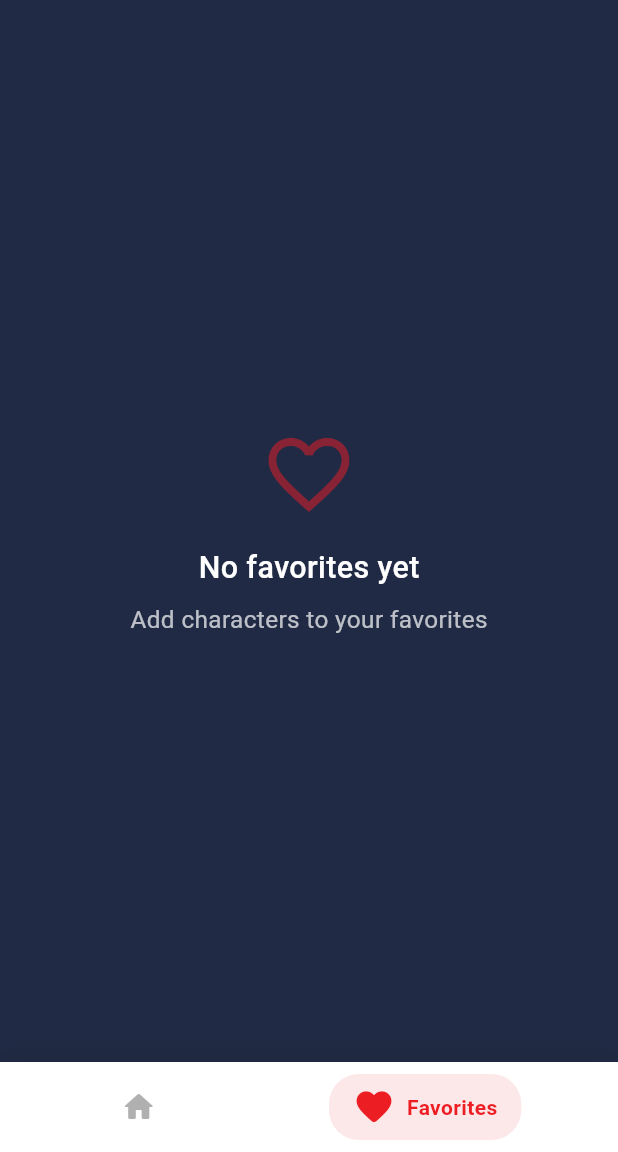
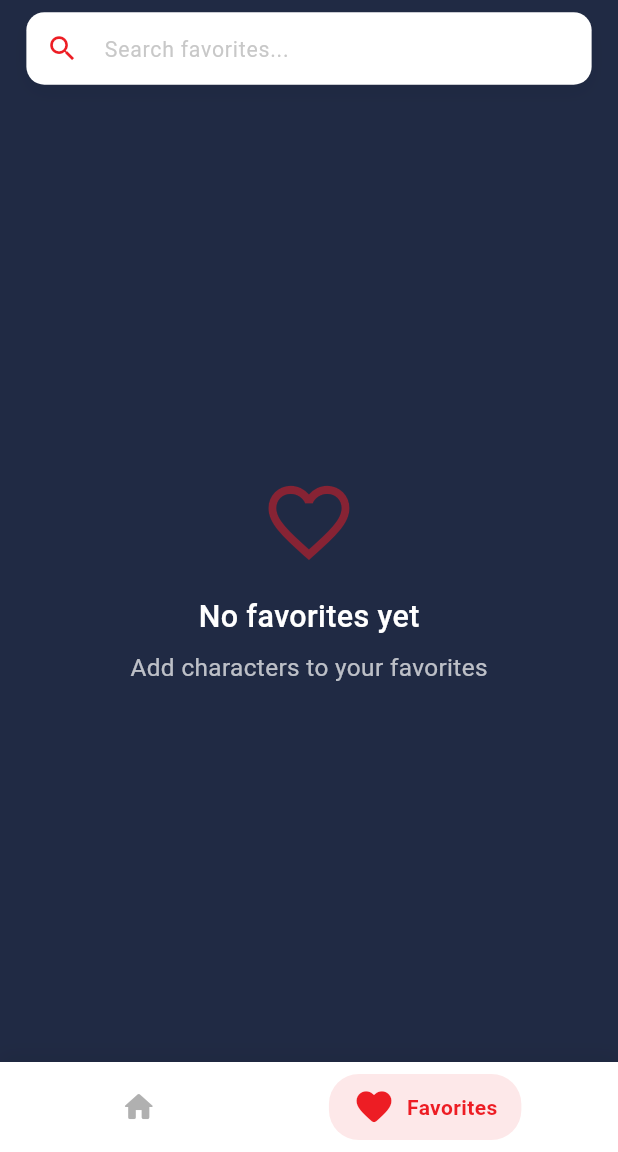
Before and after one commit to raniachebili0/OSCtest, a Flutter app: the screen it shows after launch, after a tap on the "favorite" icon, on a phone screen of 412 x 824 dp, the part 84-1236 px from its top. Run offline on Flutter 3.47's test engine with Material 3 defaults, Android fonts, the phone set to English and light mode, and no system bars; our stand-ins replace cached_network_image, flutter_screenutil, sqflite; accounts and stored records are empty; network calls fail.

Commit message:
add the search bar

```diff
--- a/lib/providers/favorites_provider.dart
+++ b/lib/providers/favorites_provider.dart
@@ -8,7 +8,7 @@ class FavoritesProvider extends ChangeNotifier {
   bool _isLoading = false;
   String _searchQuery = '';
 
-  List<Map<String, dynamic>> get favorites => _searchQuery.isEmpty ? _favorites : _filteredFavorites;
+  List<Map<String, dynamic>> get favorites => _filteredFavorites;
   bool get isLoading => _isLoading;
   String get searchQuery => _searchQuery;
 
@@ -18,13 +18,32 @@ class FavoritesProvider extends ChangeNotifier {
 
     try {
       _favorites = await _dbHelper.getFavorites();
-      _filteredFavorites = _favorites;
+      _filterFavorites();
     } catch (e) {
       debugPrint('Error loading favorites: $e');
     }
 
     _isLoading = false;
     notifyListeners();
+  }
+
+  void updateSearchQuery(String query) {
+    _searchQuery = query;
+    _filterFavorites();
+    notifyListeners();
+  }
+
+  void _filterFavorites() {
+    if (_searchQuery.isEmpty) {
+      _filteredFavorites = List.from(_favorites);
+    } else {
+      _filteredFavorites = _favorites
+          .where((character) => character['name']
+              .toString()
+              .toLowerCase()
+              .contains(_searchQuery.toLowerCase()))
+          .toList();
+    }
   }
 
   Future<void> toggleFavorite(Map<String, dynamic> character) async {
@@ -52,17 +71,4 @@ class FavoritesProvider extends ChangeNotifier {
       return false;
     }
   }
-
-  void updateSearchQuery(String query) {
-    _searchQuery = query;
-    if (query.isEmpty) {
-      _filteredFavorites = _favorites;
-    } else {
-      _filteredFavorites = _favorites
-          .where((character) =>
-              (character['name'] as String).toLowerCase().contains(query.toLowerCase()))
-          .toList();
-    }
-    notifyListeners();
-  }
 }
--- a/lib/secreens/FavoritesScreen.dart
+++ b/lib/secreens/FavoritesScreen.dart
@@ -5,6 +5,7 @@ import '../theme/app_colors.dart';
 import 'package:provider/provider.dart';
 import '../providers/favorites_provider.dart';
 import '../widgets/marvel_character_card.dart';
+import '../widgets/search_bar_widget.dart';
 import 'DetailsScreen.dart';
 
 class FavoritesScreen extends StatefulWidget {
@@ -49,8 +50,17 @@ class _FavoritesScreenState extends State<FavoritesScreen> {
             );
           }
 
-          if (provider.favorites.isEmpty) {
-            return Center(
+          return Column(
+            children: [
+              SearchBarWidget(
+                hintText: 'Search favorites...',
+                searchQuery: provider.searchQuery,
+                onChanged: provider.updateSearchQuery,
+                onClear: () => provider.updateSearchQuery(''),
+              ),
+              Expanded(
+                child: provider.favorites.isEmpty
+                    ? Center(
                         child: Column(
                           mainAxisAlignment: MainAxisAlignment.center,
                           children: [
@@ -78,10 +88,8 @@ class _FavoritesScreenState extends State<FavoritesScreen> {
                             ),
                           ],
                         ),
-            );
-          }
-
-          return RefreshIndicator(
+                      )
+                    : RefreshIndicator(
                         onRefresh: () => provider.loadFavorites(),
                         color: AppColors.marvelRed,
                         child: ListView.builder(
@@ -104,6 +112,9 @@ class _FavoritesScreenState extends State<FavoritesScreen> {
                             );
                           },
                         ),
+                      ),
+              ),
+            ],
           );
         },
       ),
--- a/lib/secreens/HomeScreen.dart
+++ b/lib/secreens/HomeScreen.dart
@@ -6,6 +6,7 @@ import '../theme/app_strings.dart';
 import '../theme/app_colors.dart';
 import 'package:provider/provider.dart';
 import '../providers/home_provider.dart';
+import '../widgets/search_bar_widget.dart';
 
 class HomeScreen extends StatefulWidget {
   const HomeScreen({super.key});
@@ -65,8 +66,7 @@ class _HomeScreenState extends State<HomeScreen> {
             ),
             child: Scaffold(
               backgroundColor: Colors.transparent,
-              appBar:
-              AppBar(
+              appBar: AppBar(
                 backgroundColor: AppColors.marvelBlue.withOpacity(0.95),
                 elevation: 4,
                 title: Column(
@@ -80,14 +80,22 @@ class _HomeScreenState extends State<HomeScreen> {
                         fontSize: 24,
                       ),
                     ),
-
                   ],
                 ),
                 centerTitle: true,
                 shadowColor: AppColors.marvelRed.withOpacity(0.15),
                 toolbarHeight: 64,
               ),
-              body: provider.isLoading
+              body: Column(
+                children: [
+                  SearchBarWidget(
+                    hintText: 'Search characters...',
+                    searchQuery: provider.searchQuery,
+                    onChanged: provider.updateSearchQuery,
+                    onClear: () => provider.updateSearchQuery(''),
+                  ),
+                  Expanded(
+                    child: provider.isLoading
                         ? const Center(child: CircularProgressIndicator())
                         : provider.error != null
                             ? Center(child: Text(provider.error!))
@@ -99,6 +107,9 @@ class _HomeScreenState extends State<HomeScreen> {
                                 onRefresh: provider.loadCharacters,
                               ),
                   ),
+                ],
+              ),
+            ),
           );
         },
       ),
--- a/lib/widgets/search_bar_widget.dart
+++ b/lib/widgets/search_bar_widget.dart
@@ -3,15 +3,17 @@ import 'package:flutter_screenutil/flutter_screenutil.dart';
 import '../theme/app_colors.dart';
 
 class SearchBarWidget extends StatelessWidget {
-  final TextEditingController controller;
   final String hintText;
+  final String searchQuery;
   final Function(String) onChanged;
+  final VoidCallback onClear;
 
   const SearchBarWidget({
     Key? key,
-    required this.controller,
     required this.hintText,
+    required this.searchQuery,
     required this.onChanged,
+    required this.onClear,
   }) : super(key: key);
 
   @override
@@ -30,8 +32,8 @@ class SearchBarWidget extends StatelessWidget {
         ],
       ),
       child: TextField(
-        controller: controller,
         onChanged: onChanged,
+        controller: TextEditingController(text: searchQuery),
         decoration: InputDecoration(
           hintText: hintText,
           hintStyle: TextStyle(
@@ -43,17 +45,14 @@ class SearchBarWidget extends StatelessWidget {
             color: AppColors.marvelRed,
             size: 20.w,
           ),
-          suffixIcon: controller.text.isNotEmpty
+          suffixIcon: searchQuery.isNotEmpty
               ? IconButton(
                   icon: Icon(
                     Icons.clear,
                     color: AppColors.marvelGrey,
                     size: 20.w,
                   ),
-                  onPressed: () {
-                    controller.clear();
-                    onChanged('');
-                  },
+                  onPressed: onClear,
                 )
               : null,
           border: InputBorder.none,
```
Also changed, not shown: lib/providers/home_provider.dart (+23 -15 lines). Lines whose indentation alone changed are shown as unchanged.
